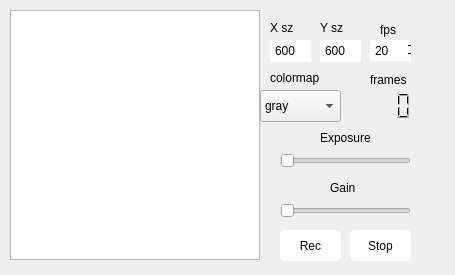
Qt form Imager/form.ui (ef-lab/Experiments) before a commit.
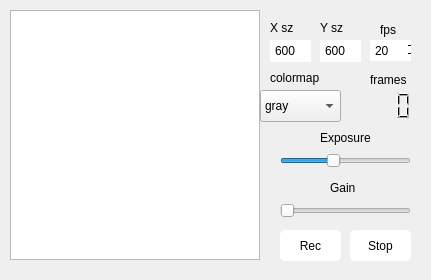
The same form after that commit.

Commit message: pymouse process check

Diff of the .ui file:
```diff
--- a/Imager/form.ui
+++ b/Imager/form.ui
@@ -12,8 +12,8 @@
    <rect>
     <x>0</x>
     <y>0</y>
-    <width>455</width>
-    <height>275</height>
+    <width>431</width>
+    <height>280</height>
    </rect>
   </property>
   <property name="windowTitle">
@@ -179,7 +179,7 @@
     <rect>
      <x>270</x>
      <y>70</y>
-     <width>60</width>
+     <width>71</width>
      <height>16</height>
     </rect>
    </property>
@@ -192,7 +192,7 @@
     <rect>
      <x>270</x>
      <y>20</y>
-     <width>31</width>
+     <width>41</width>
      <height>16</height>
     </rect>
    </property>
@@ -210,7 +210,10 @@
     </rect>
    </property>
    <property name="maximum">
-    <number>1000</number>
+    <number>100000</number>
+   </property>
+   <property name="value">
+    <number>40000</number>
    </property>
    <property name="orientation">
     <enum>Qt::Horizontal</enum>
@@ -221,7 +224,7 @@
     <rect>
      <x>320</x>
      <y>130</y>
-     <width>60</width>
+     <width>71</width>
      <height>16</height>
     </rect>
    </property>
@@ -254,7 +257,7 @@
     <rect>
      <x>320</x>
      <y>20</y>
-     <width>31</width>
+     <width>41</width>
      <height>16</height>
     </rect>
    </property>
@@ -293,7 +296,7 @@
     <rect>
      <x>370</x>
      <y>70</y>
-     <width>41</width>
+     <width>51</width>
      <height>20</height>
     </rect>
    </property>
```
The commit also changes 2 other files.
